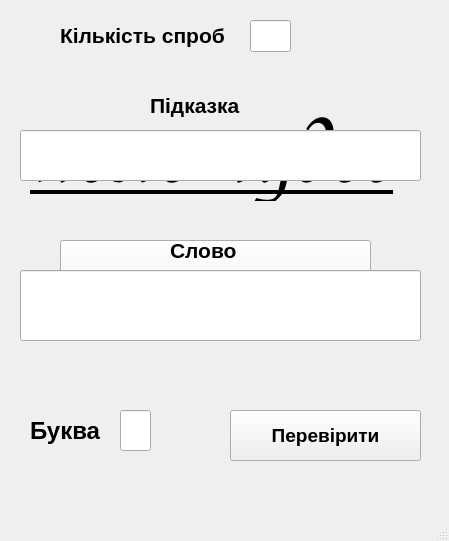
Before: the Qt Designer form project_1/design_1.ui in Romankrasawa/projectForSchool, drawn with Qt 5.
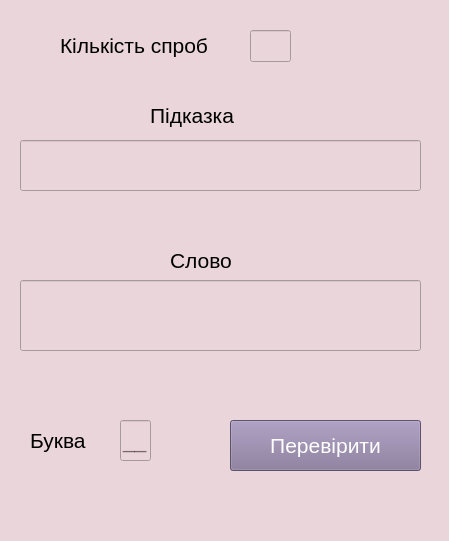
After: the same form once the commit is applied.

Diff of the .ui file:
```diff
--- a/project_1/design_1.ui
+++ b/project_1/design_1.ui
@@ -13,12 +13,74 @@
   <property name="windowTitle">
    <string>MainWindow</string>
   </property>
+  <property name="styleSheet">
+   <string notr="true">background-color: rgb(233, 213, 218);
+font: 16pt &quot;Segoe UI&quot;;
+</string>
+  </property>
   <widget class="QWidget" name="centralwidget">
+   <widget class="QWidget" name="startMenu" native="true">
+    <property name="geometry">
+     <rect>
+      <x>0</x>
+      <y>0</y>
+      <width>451</width>
+      <height>521</height>
+     </rect>
+    </property>
+    <widget class="QLabel" name="label_2">
+     <property name="geometry">
+      <rect>
+       <x>60</x>
+       <y>70</y>
+       <width>391</width>
+       <height>101</height>
+      </rect>
+     </property>
+     <property name="font">
+      <font>
+       <family>Sitka Small</family>
+       <pointsize>38</pointsize>
+       <weight>9</weight>
+       <italic>false</italic>
+       <bold>false</bold>
+      </font>
+     </property>
+     <property name="styleSheet">
+      <string notr="true">font: 75 38pt &quot;Sitka Small&quot;;</string>
+     </property>
+     <property name="text">
+      <string>поле чудес</string>
+     </property>
+    </widget>
+    <widget class="QPushButton" name="startButton">
+     <property name="geometry">
+      <rect>
+       <x>60</x>
+       <y>240</y>
+       <width>311</width>
+       <height>81</height>
+      </rect>
+     </property>
+     <property name="font">
+      <font>
+       <family>Segoe UI</family>
+       <pointsize>16</pointsize>
+       <weight>50</weight>
+       <italic>false</italic>
+       <bold>false</bold>
+      </font>
+     </property>
+     <property name="text">
+      <string>Start</string>
+     </property>
+    </widget>
+   </widget>
    <widget class="QWidget" name="widget" native="true">
     <property name="geometry">
      <rect>
       <x>10</x>
-      <y>0</y>
+      <y>10</y>
       <width>431</width>
       <height>501</height>
      </rect>
@@ -34,9 +96,11 @@
      </property>
      <property name="font">
       <font>
-       <pointsize>14</pointsize>
-       <weight>75</weight>
-       <bold>true</bold>
+       <family>Segoe UI</family>
+       <pointsize>16</pointsize>
+       <weight>50</weight>
+       <italic>false</italic>
+       <bold>false</bold>
       </font>
      </property>
      <property name="readOnly">
@@ -54,9 +118,11 @@
      </property>
      <property name="font">
       <font>
+       <family>Segoe UI</family>
        <pointsize>16</pointsize>
-       <weight>75</weight>
-       <bold>true</bold>
+       <weight>50</weight>
+       <italic>false</italic>
+       <bold>false</bold>
       </font>
      </property>
      <property name="text">
@@ -74,9 +140,11 @@
      </property>
      <property name="font">
       <font>
-       <pointsize>22</pointsize>
-       <weight>75</weight>
-       <bold>true</bold>
+       <family>Segoe UI</family>
+       <pointsize>16</pointsize>
+       <weight>50</weight>
+       <italic>false</italic>
+       <bold>false</bold>
       </font>
      </property>
      <property name="readOnly">
@@ -94,11 +162,17 @@
      </property>
      <property name="font">
       <font>
-       <pointsize>14</pointsize>
-       <weight>75</weight>
-       <bold>true</bold>
+       <family>Segoe UI</family>
+       <pointsize>16</pointsize>
+       <weight>50</weight>
+       <italic>false</italic>
+       <bold>false</bold>
       </font>
      </property>
+     <property name="styleSheet">
+      <string notr="true">background-color: rgb(130, 115, 151);
+color:white;</string>
+     </property>
      <property name="text">
       <string>Перевірити</string>
      </property>
@@ -114,9 +188,11 @@
      </property>
      <property name="font">
       <font>
-       <pointsize>24</pointsize>
-       <weight>75</weight>
-       <bold>true</bold>
+       <family>Segoe UI</family>
+       <pointsize>16</pointsize>
+       <weight>50</weight>
+       <italic>false</italic>
+       <bold>false</bold>
       </font>
      </property>
      <property name="placeholderText">
@@ -134,9 +210,11 @@
      </property>
      <property name="font">
       <font>
+       <family>Segoe UI</family>
        <pointsize>16</pointsize>
-       <weight>75</weight>
-       <bold>true</bold>
+       <weight>50</weight>
+       <italic>false</italic>
+       <bold>false</bold>
       </font>
      </property>
      <property name="text">
@@ -154,9 +232,11 @@
      </property>
      <property name="font">
       <font>
-       <pointsize>18</pointsize>
-       <weight>75</weight>
-       <bold>true</bold>
+       <family>Segoe UI</family>
+       <pointsize>16</pointsize>
+       <weight>50</weight>
+       <italic>false</italic>
+       <bold>false</bold>
       </font>
      </property>
      <property name="text">
@@ -174,9 +254,11 @@
      </property>
      <property name="font">
       <font>
+       <family>Segoe UI</family>
        <pointsize>16</pointsize>
-       <weight>75</weight>
-       <bold>true</bold>
+       <weight>50</weight>
+       <italic>false</italic>
+       <bold>false</bold>
       </font>
      </property>
      <property name="readOnly">
@@ -194,9 +276,11 @@
      </property>
      <property name="font">
       <font>
+       <family>Segoe UI</family>
        <pointsize>16</pointsize>
-       <weight>75</weight>
-       <bold>true</bold>
+       <weight>50</weight>
+       <italic>false</italic>
+       <bold>false</bold>
       </font>
      </property>
      <property name="text">
@@ -204,59 +288,6 @@
      </property>
     </widget>
    </widget>
-   <widget class="QWidget" name="startMenu" native="true">
-    <property name="geometry">
-     <rect>
-      <x>0</x>
-      <y>0</y>
-      <width>451</width>
-      <height>521</height>
-     </rect>
-    </property>
-    <widget class="QLabel" name="label_2">
-     <property name="geometry">
-      <rect>
-       <x>30</x>
-       <y>100</y>
-       <width>391</width>
-       <height>101</height>
-      </rect>
-     </property>
-     <property name="font">
-      <font>
-       <family>Z003</family>
-       <pointsize>72</pointsize>
-       <italic>true</italic>
-       <underline>true</underline>
-      </font>
-     </property>
-     <property name="text">
-      <string>поле чудес</string>
-     </property>
-    </widget>
-    <widget class="QPushButton" name="startButton">
-     <property name="geometry">
-      <rect>
-       <x>60</x>
-       <y>240</y>
-       <width>311</width>
-       <height>81</height>
-      </rect>
-     </property>
-     <property name="font">
-      <font>
-       <family>Z003</family>
-       <pointsize>20</pointsize>
-       <italic>true</italic>
-      </font>
-     </property>
-     <property name="text">
-      <string>Start</string>
-     </property>
-    </widget>
-   </widget>
-   <zorder>startMenu</zorder>
-   <zorder>widget</zorder>
   </widget>
   <widget class="QStatusBar" name="statusbar"/>
  </widget>
```
Left out of the diff: 8 changed lines with no effect on the pictures.
